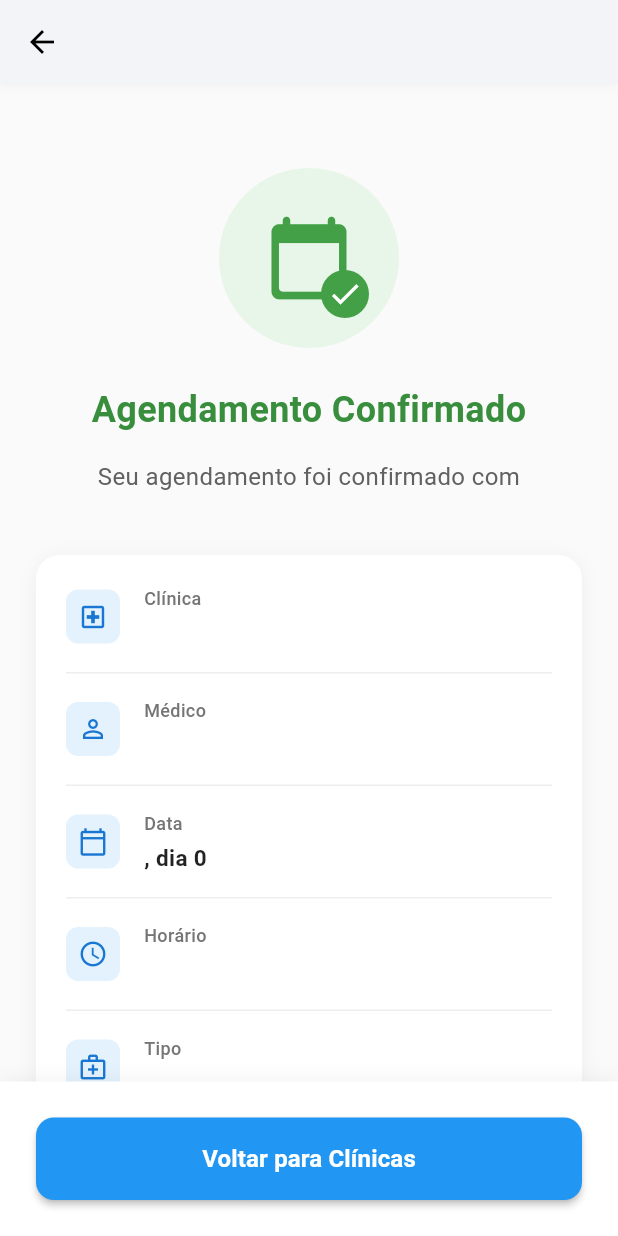
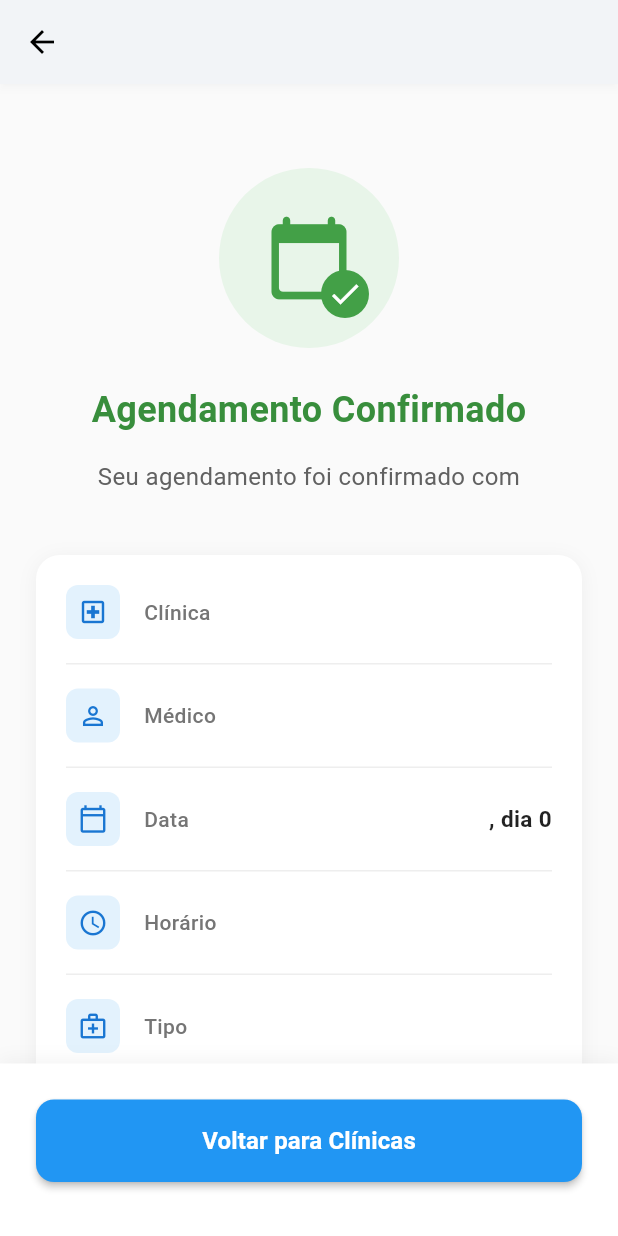
Before and after one commit to leonardolucena/patientcareapp, a Flutter app: the AppointmentConfirmationScreen screen opened directly with empty values, on a phone screen of 412 x 824 dp. Run offline on Flutter 3.47's test engine with Material 3 defaults, Android fonts, the light colour scheme and no system bars; our stand-ins replace go_router.

Commit message:
Refactor appointment confirmation and doctor profile screens
- Adjusted padding in appointment confirmation and doctor profile screens for improved layout.
- Changed the structure of the appointment confirmation screen to use a Row for better alignment of label and value.
- Updated the bottom sheet in the doctor profile screen to utilize a DraggableScrollableSheet for enhanced user experience.
- Enhanced day selection UI to use a horizontal ListView for better accessibility and visual appeal.

```diff
--- a/lib/screens/appointment_confirmation_screen.dart
+++ b/lib/screens/appointment_confirmation_screen.dart
@@ -216,7 +216,7 @@ class AppointmentConfirmationScreen extends StatelessWidget {
 
           // Botão para voltar à tela de clínicas
           Container(
-            padding: const EdgeInsets.all(24),
+            padding: const EdgeInsets.fromLTRB(24, 24, 24, 36),
             decoration: BoxDecoration(
               color: Colors.white,
               boxShadow: [
@@ -285,24 +285,28 @@ class AppointmentConfirmationScreen extends StatelessWidget {
           ),
           const SizedBox(width: 16),
           Expanded(
-            child: Column(
-              crossAxisAlignment: CrossAxisAlignment.start,
+            child: Row(
+              mainAxisAlignment: MainAxisAlignment.spaceBetween,
+              crossAxisAlignment: CrossAxisAlignment.center,
               children: [
                 Text(
                   label,
                   style: TextStyle(
-                    fontSize: 12,
+                    fontSize: 14,
                     color: Colors.grey[600],
                     fontWeight: FontWeight.w500,
                   ),
                 ),
-                const SizedBox(height: 4),
-                Text(
-                  value,
-                  style: const TextStyle(
-                    fontSize: 15,
-                    fontWeight: FontWeight.w600,
-                    color: Colors.black87,
+                const SizedBox(width: 12),
+                Expanded(
+                  child: Text(
+                    value,
+                    style: const TextStyle(
+                      fontSize: 15,
+                      fontWeight: FontWeight.w600,
+                      color: Colors.black87,
+                    ),
+                    textAlign: TextAlign.right,
                   ),
                 ),
               ],
```
Also changed, not shown: lib/screens/doctor_profile_screen.dart (+51 -38 lines).
